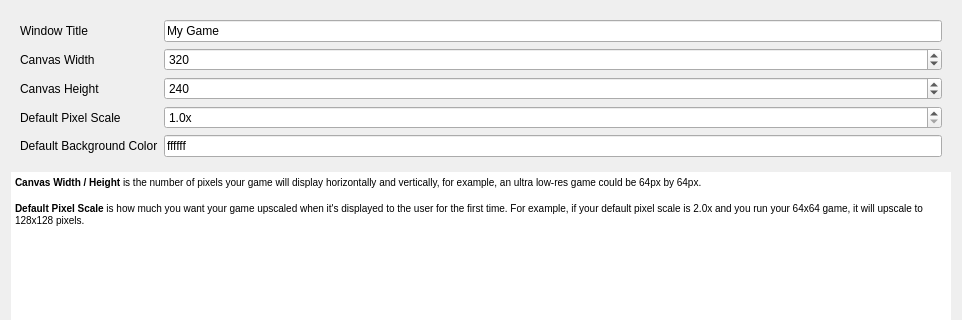
Above: Editor/forms/configurationeditor.ui from tffdev/Lumi before the change; both pictures show x 0 to 962 and y 0 to 320 of the 962 by 527 pixel window. Below: the same form after it.
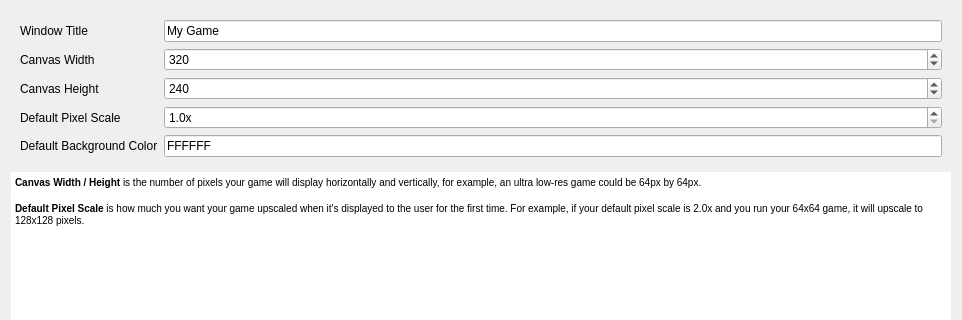
That is the form after the change.

Commit message: :bug: Fix configuration editor hex color input masks

```diff
--- a/Editor/forms/configurationeditor.ui
+++ b/Editor/forms/configurationeditor.ui
@@ -113,10 +113,10 @@
       <item row="5" column="1">
        <widget class="QLineEdit" name="entryColor">
         <property name="inputMask">
-         <string>ffffff</string>
+         <string>HHHHHH</string>
         </property>
         <property name="text">
-         <string>ffffff</string>
+         <string>FFFFFF</string>
         </property>
        </widget>
       </item>
```
Left out of the diff: 10 changed lines with no effect on the pictures.
